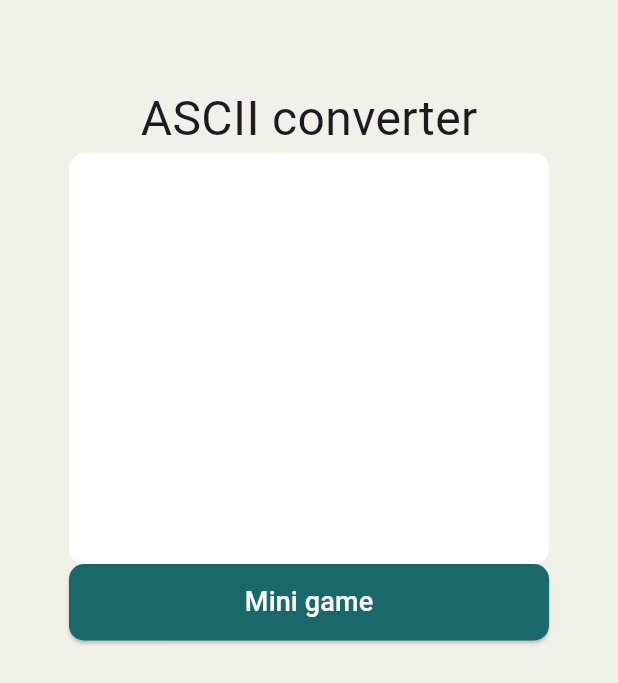
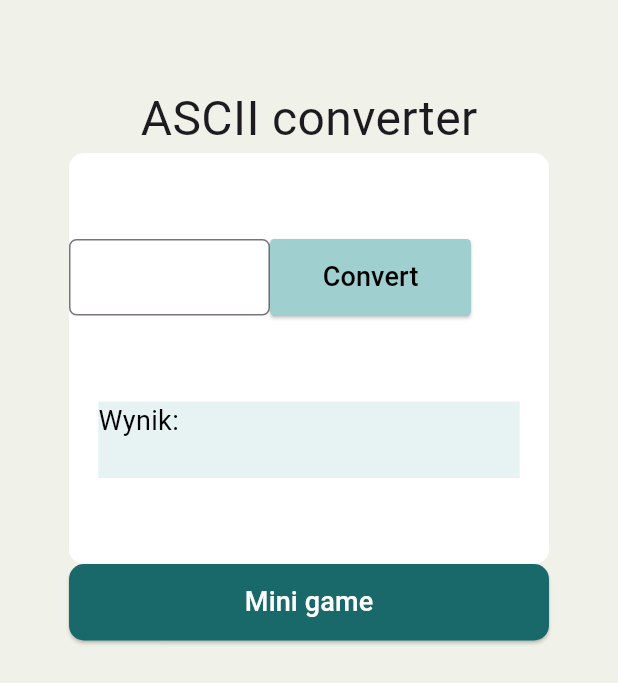
Before and after one commit to majatkaczyk/PIM, a Flutter app: the screen it shows after launch, on a phone screen of 412 x 824 dp. Shown: the top 683 px of the screen. Run offline on Flutter 3.47's test engine with Material 3 defaults, Android fonts, the light colour scheme and no system bars.

Commit message:
(Flutter): basic convertion from ASCII to txt

```diff
--- a/Flutter/lib/main.dart
+++ b/Flutter/lib/main.dart
@@ -5,12 +5,12 @@
 }
 
 class MyApp extends StatelessWidget {
-  const MyApp({super.key});
+  const MyApp({Key? key});
 
   @override
   Widget build(BuildContext context) {
     return MaterialApp(
-      title: 'Ascii converter Flutter',
+      title: 'ASCII converter Flutter',
       theme: ThemeData(
         scaffoldBackgroundColor: const Color(0xFFF0F2E9),
       ),
@@ -20,7 +20,7 @@
 }
 
 class MyHomePage extends StatefulWidget {
-  const MyHomePage({super.key});
+  const MyHomePage({Key? key});
 
   @override
   State<MyHomePage> createState() => _MyHomePageState();
@@ -28,10 +28,19 @@
 
 class _MyHomePageState extends State<MyHomePage> {
   int _selectedIndex = 0;
+  TextEditingController _asciiController = TextEditingController();
+  String _convertedCharacter = '';
 
   void _onItemTapped(int index) {
     setState(() {
       _selectedIndex = index;
+    });
+  }
+
+  void _convertAsciiToCharacter() {
+    int asciiCode = int.tryParse(_asciiController.text) ?? 0;
+    setState(() {
+      _convertedCharacter = String.fromCharCode(asciiCode);
     });
   }
 
@@ -52,14 +61,67 @@
                 fontSize: 32,
               ),
             ),
-            Center(
-              child: Container(
+            Container(
               width: 320,
               height: 274,
               decoration: BoxDecoration(
                 borderRadius: BorderRadius.circular(10),
                 color: Colors.white,
               ),
+              child: Column(
+                mainAxisAlignment: MainAxisAlignment.spaceEvenly,
+                children: [
+                  Row(
+                    children: [
+                      Container(
+                          width: 134,
+                          height: 51,
+                          child: TextField(
+                            controller: _asciiController,
+                            keyboardType: TextInputType.number,
+                            decoration: InputDecoration(
+                              border: OutlineInputBorder(
+                                borderRadius: BorderRadius.circular(5.0),
+                              ),
+                            ),
+                          )
+                      ),
+
+                      ElevatedButton(
+                        onPressed: _convertAsciiToCharacter,
+                        style: ElevatedButton.styleFrom(
+                          primary: const Color(0xffA0CFD0),
+                          shape: RoundedRectangleBorder(
+                            borderRadius: BorderRadius.circular(3),
+                          ),
+                          minimumSize: const Size(134, 51),
+                        ),
+                        child: const Text(
+                          'Convert',
+                          style: TextStyle(
+                            fontSize: 18,
+                            color: Colors.black,
+
+                          ),
+                        ),
+                      ),
+                    ],
+                  ),
+
+                  Container(
+                    width: 281,
+                    height: 51,
+                    color: Color(0xffE7F3F3),
+                    child: Text(
+                      'Wynik: $_convertedCharacter',
+                      style: TextStyle(
+                        fontSize: 18,
+                        color: Colors.black,
+
+                      ),
+                    ),
+                  )
+                ],
               ),
             ),
             Center(
```
Lines whose indentation alone changed are shown as unchanged.
